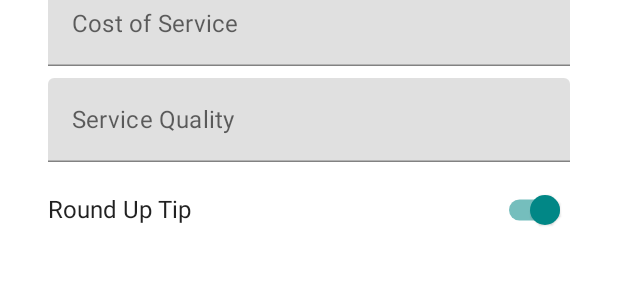
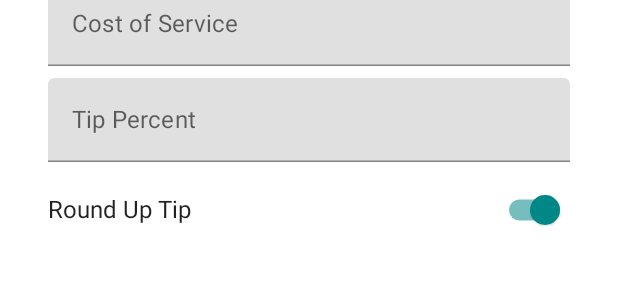
Before and after one commit to tetervak/TipCalculatorLab2-Android, an Android app built with Jetpack Compose: the @Preview function DefaultPreview, on a phone screen of 412 x 824 dp. Shown: the part 156-456 px from the top of the screen. Run offline under Robolectric (Android 15) with nearby library versions, the phone set to English and light mode, and no system bars.

Commit message:
changed a string

```diff
--- a/app/src/main/java/ca/tetervak/tipcalculatorlab2/MainActivity.kt
+++ b/app/src/main/java/ca/tetervak/tipcalculatorlab2/MainActivity.kt
@@ -60,7 +60,7 @@ fun TipCalculatorScreen() {
         verticalArrangement = Arrangement.spacedBy(8.dp)
     ) {
         Text(
-            text = stringResource(R.string.calculate_tip),
+            text = stringResource(R.string.calculate_tip_header),
             fontSize = 24.sp,
             modifier = Modifier.align(Alignment.CenterHorizontally)
         )
@@ -78,7 +78,7 @@ fun TipCalculatorScreen() {
             onValueChanged = { costOfServiceInput.value = it }
         )
         EditNumberField(
-            label = R.string.service_quality_label,
+            label = R.string.tip_percent_label,
             keyboardOptions = KeyboardOptions.Default.copy(
                 keyboardType = KeyboardType.Number,
                 imeAction = ImeAction.Done
--- a/app/src/main/res/values/strings.xml
+++ b/app/src/main/res/values/strings.xml
@@ -1,9 +1,9 @@
 <resources>
     <string name="app_name">Tip Calculator Lab 2</string>
 
-    <string name="calculate_tip">Calculate Tip</string>
+    <string name="calculate_tip_header">Calculate Tip</string>
     <string name="cost_of_service_label">Cost of Service</string>
-    <string name="service_quality_label">Service Quality</string>
+    <string name="tip_percent_label">Tip Percent</string>
     <string name="round_up_tip_label">Round Up Tip</string>
 
     <string name="tip_amount">Tip Amount: %s</string>
```
